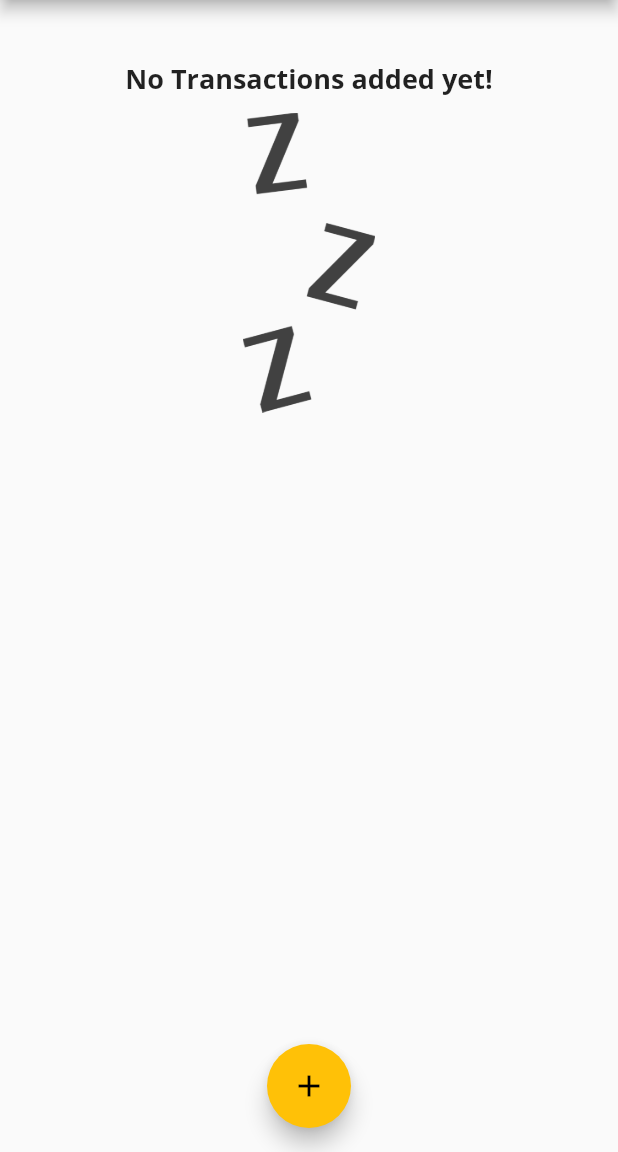
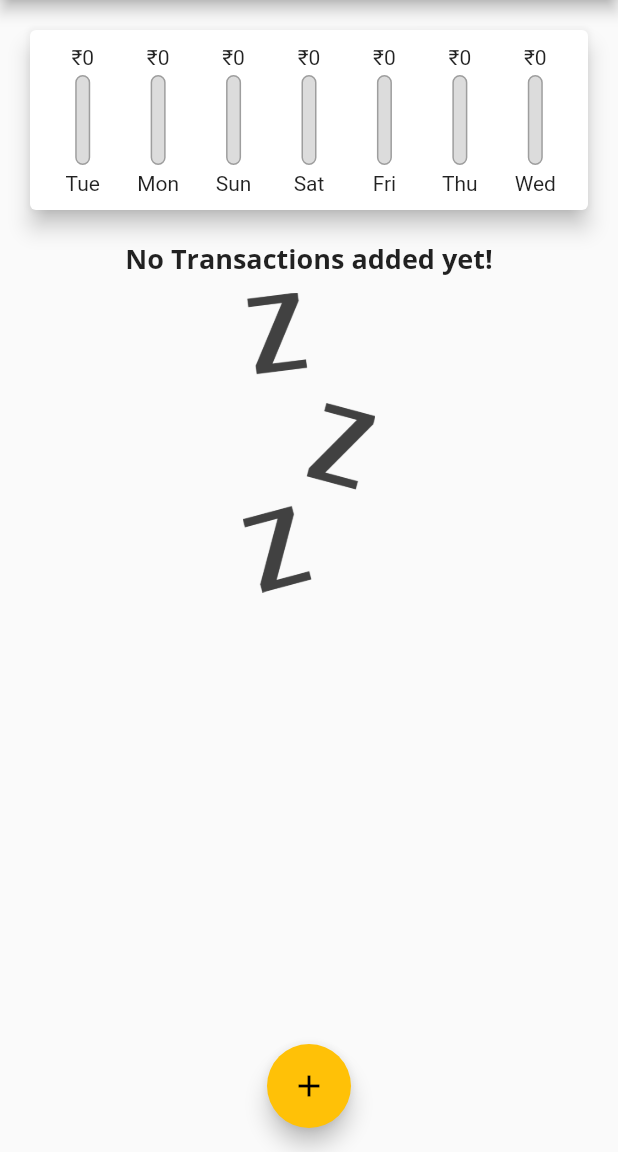
Before and after one commit to shubham-sapkal/personal-expenses-app, a Flutter app: the screen it shows after launch, on a phone screen of 412 x 824 dp, the part 84-1236 px from its top. Run offline on Flutter 3.47's test engine with Material 2 defaults, Android fonts, the light colour scheme and no system bars.

Commit message:
added chart

```diff
--- a/lib/widgets/chart.dart
+++ b/lib/widgets/chart.dart
@@ -1,6 +1,7 @@
 import 'package:flutter/material.dart';
 import 'package:personal_expenses_app/models/transactions.dart';
 import 'package:intl/intl.dart';
+import 'package:personal_expenses_app/widgets/chart_bar.dart';
 
 class Chart extends StatelessWidget {
   final List<Transaction> recentTransactions;
@@ -13,20 +14,29 @@ class Chart extends StatelessWidget {
         Duration(days: index),
       );
 
-      double totalSum=0.0;
+      double totalSum = 0.0;
 
       for (var i = 0; i < recentTransactions.length; i++) {
         if (recentTransactions[i].date.day == weekDay.day &&
             recentTransactions[i].date.month == weekDay.month &&
             recentTransactions[i].date.year == weekDay.year) {
-              totalSum += recentTransactions[i].amount;
-            }
+          totalSum += recentTransactions[i].amount;
+        }
       }
 
       // print('Weekday: '+ DateFormat.E().format(weekDay).toString());
       // print('totalSum: $totalSum');
 
-      return {'day': DateFormat.E().format(weekDay).toString(), 'amount': totalSum};
+      return {
+        'day': DateFormat.E().format(weekDay).toString(),
+        'amount': totalSum
+      };
+    });
+  }
+
+  double get totalSpending {
+    return groupedTransactionValues.fold(0.0, (sum, item) {
+      return sum + double.parse(item['amount'].toString());
     });
   }
 
@@ -34,11 +44,27 @@ class Chart extends StatelessWidget {
   Widget build(BuildContext context) {
     // print(groupedTransactionValues);
     return Card(
-        // child: Text('CHART!'),
-        elevation: 6,
-        margin: EdgeInsets.all(20),
+      // child: Text('CHART!'),
+      elevation: 6,
+      margin: EdgeInsets.all(20),
+      child: Padding(
+        padding: EdgeInsets.all(10),
         child: Row(
-          children: <Widget>[],
-        ));
+          mainAxisAlignment: MainAxisAlignment.spaceAround,
+          children: groupedTransactionValues.map((data) {
+            // print('Spending amount 1 : ${double.parse(data['amount'].toString())/totalSpending} ');
+            // print('Spending amount condition 1 : ${double.parse(data['amount'].toString())/totalSpending == null ? 0 : 1} ');
+            return Flexible(
+              fit: FlexFit.tight,
+              child: ChartBar(
+                label: data['day'].toString(),
+                spendingAmount: double.parse(data['amount'].toString()),
+                spendingPercentTotal: totalSpending == 0.0? 0.0 : double.parse(data['amount'].toString())/totalSpending
+              ),
+            );
+          }).toList(),
+        ),
+      ),
+    );
   }
 }
--- /dev/null
+++ b/lib/widgets/chart_bar.dart
@@ -0,0 +1,58 @@
+import 'package:flutter/material.dart';
+
+class ChartBar extends StatelessWidget {
+  final String label;
+  final double spendingAmount;
+  final double spendingPercentTotal;
+
+  ChartBar(
+      {required this.label,
+      required this.spendingAmount,
+      this.spendingPercentTotal = 0});
+
+  double get spendingper {
+    return spendingPercentTotal;
+  }
+
+  @override
+  Widget build(BuildContext context) {
+    return Column(
+      children: <Widget>[
+        FittedBox(
+          child: Text('₹${spendingAmount.toStringAsFixed(0)}'),
+        ),
+        SizedBox(
+          height: 4,
+        ),
+        Container(
+          height: 60,
+          width: 10,
+          child: Stack(
+            children: <Widget>[
+              Container(
+                decoration: BoxDecoration(
+                  border: Border.all(color: Colors.grey, width: 1),
+                  color: Color.fromRGBO(220, 220, 220, 1),
+                  borderRadius: BorderRadius.circular(10),
+                ),
+              ),
+              FractionallySizedBox(
+                heightFactor: spendingPercentTotal,
+                child: Container(
+                  decoration: BoxDecoration(
+                    color: Theme.of(context).primaryColor,
+                    borderRadius: BorderRadius.circular(10),
+                  ),
+                ),
+              ),
+            ],
+          ),
+        ),
+        SizedBox(
+          height: 4,
+        ),
+        Text(label),
+      ],
+    );
+  }
+}
```
